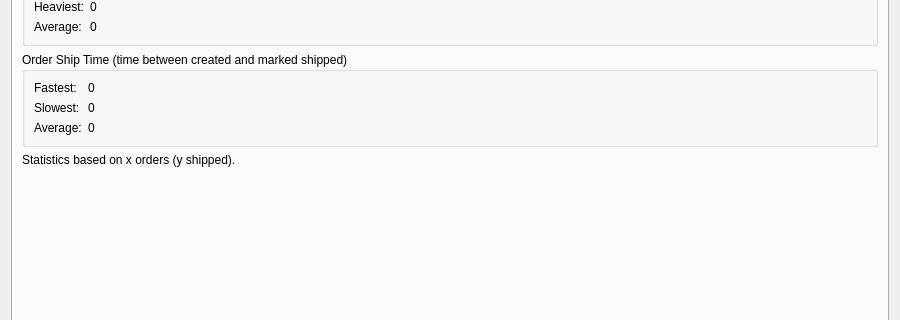
This is widgets/statisticsdialog.ui in arturo182/lectronizer as Qt 5 draws it before an edit; both pictures show x 0 to 900 and y 216 to 536 of the 900 by 675 pixel window. The edited form follows.
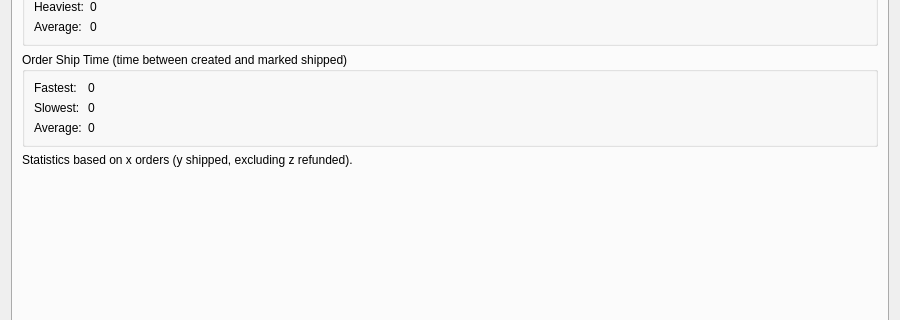
This is the edited form. Icons and pictures are not drawn. Custom widgets are drawn as their Qt base class.

Commit message: statisticsdialog: Make misc order numbers into links

What changed in the file:
```diff
--- a/widgets/statisticsdialog.ui
+++ b/widgets/statisticsdialog.ui
@@ -629,7 +629,7 @@
        <item>
         <widget class="QLabel" name="miscInfoLabel">
          <property name="text">
-          <string>Statistics based on x orders (y shipped).</string>
+          <string>Statistics based on x orders (y shipped, excluding z refunded).</string>
          </property>
         </widget>
        </item>
```
Left out of the diff: 30 changed lines with no effect on the pictures. The commit also changes 1 other file.
